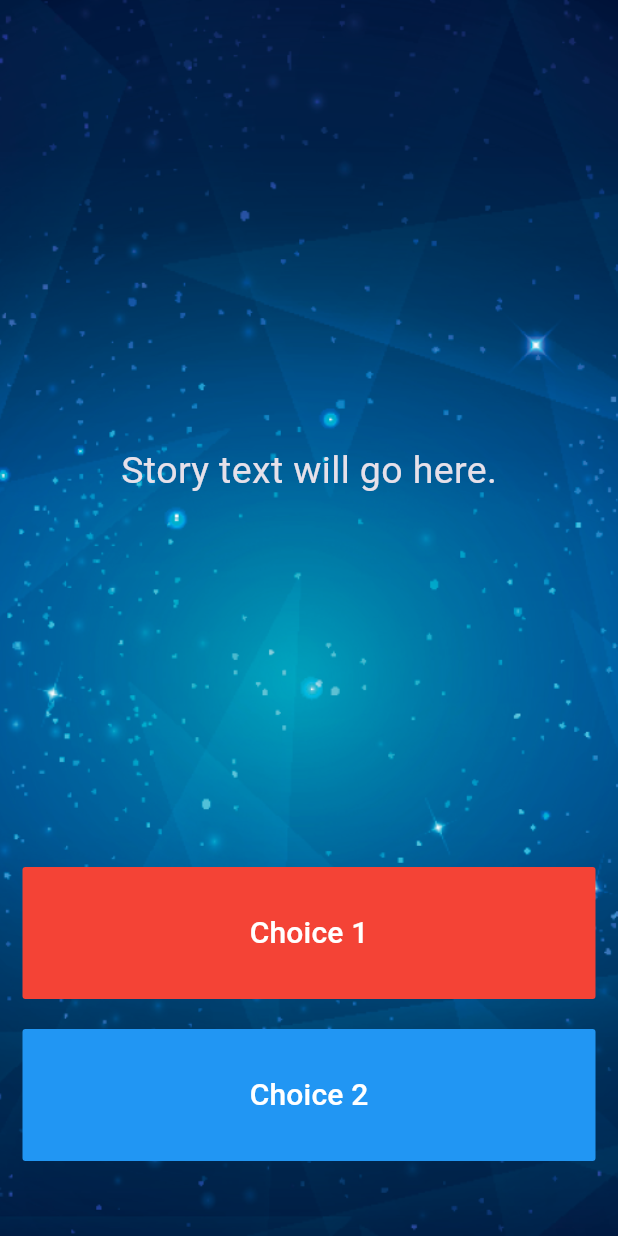
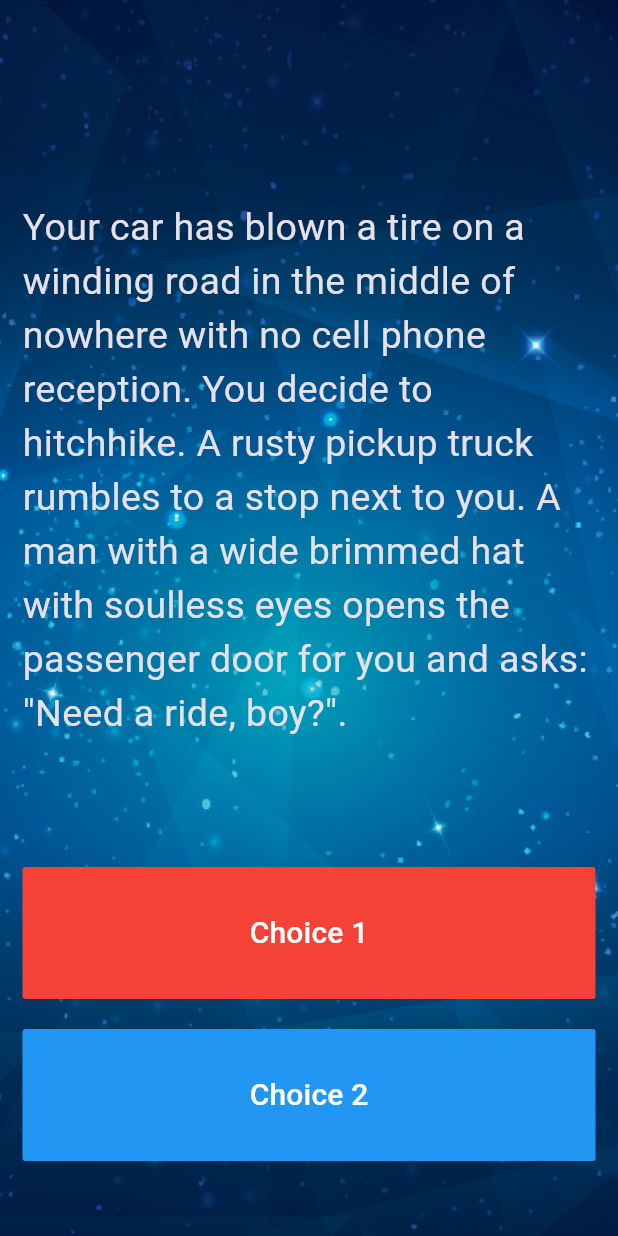
Before and after one commit to yukimiyake0607/udemy_destiny, a Flutter app: the screen it shows after launch, on a phone screen of 412 x 824 dp. Run offline on Flutter 3.47's test engine with Material 3 defaults, Android fonts, the phone set to English and light mode, and no system bars.

Commit message:
update: StoryBrainクラスをインスタンス化
refs #6 storyTitleを取得するため

```diff
--- a/lib/main.dart
+++ b/lib/main.dart
@@ -1,3 +1,4 @@
+import 'package:destini_challenge_starting/story_brain.dart';
 import 'package:flutter/material.dart';
 
 //TODO: Step 15 - Run the app and see if you can see the screen update with the first story. Delete this TODO if it looks as you expected.
@@ -14,6 +15,7 @@ class Destini extends StatelessWidget {
 }
 
 //TODO: Step 9 - Create a new storyBrain object from the StoryBrain class.
+StoryBrain storyBrain = StoryBrain();
 
 class StoryPage extends StatefulWidget {
   _StoryPageState createState() => _StoryPageState();
@@ -39,7 +41,7 @@ class _StoryPageState extends State<StoryPage> {
                 child: Center(
                   child: Text(
                     //TODO: Step 10 - use the storyBrain to get the first story title and display it in this Text Widget.
-                    'Story text will go here.',
+                    StoryBrain().getStory(),
                     style: TextStyle(
                       fontSize: 25.0,
                     ),
--- a/lib/story_brain.dart
+++ b/lib/story_brain.dart
@@ -1,7 +1,6 @@
 import 'story.dart';
 
 class StoryBrain {
-
   List<Story> _storyData = [
     Story(
         storyTitle:
@@ -33,6 +32,10 @@ class StoryBrain {
         choice1: 'Restart',
         choice2: '')
   ];
+
+  String getStory() {
+    return _storyData[0].storyTitle;
+  }
 }
 
 
```
